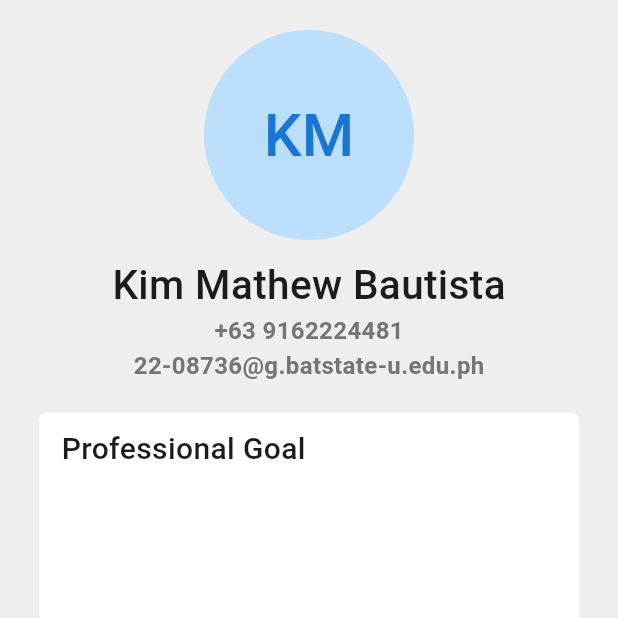
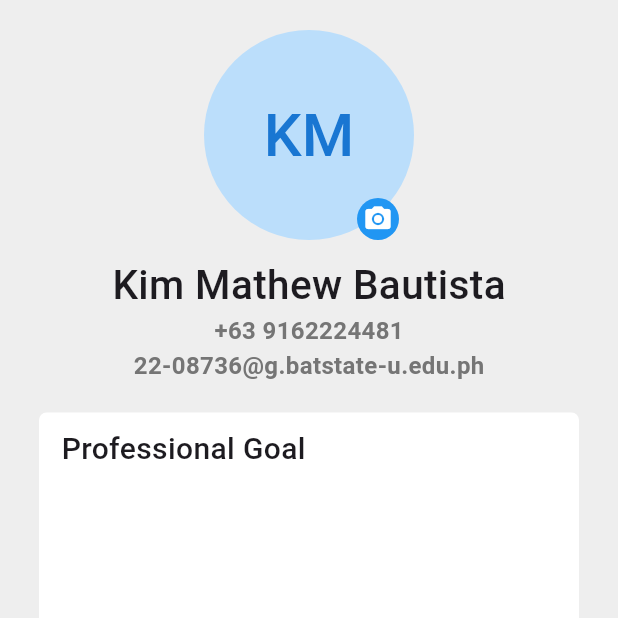
Before and after one commit to KimMathew/flutter_activity2, a Flutter app: the ImmutableWidget screen opened directly, on a phone screen of 412 x 824 dp, the top half of it. Run offline on Flutter 3.47's test engine with Material 3 defaults, Android fonts, the phone set to English and light mode, and no system bars; our stand-ins replace image_picker.

Commit message:
Fixed running issues and added camera icon in Circle Avatar

```diff
--- a/lib/immutable_widget.dart
+++ b/lib/immutable_widget.dart
@@ -36,7 +36,9 @@
               SizedBox(height: 20),
               GestureDetector(
                 onTap: _pickImage,
-                child: CircleAvatar(
+                child: Stack(
+                  children: [
+                    CircleAvatar(
                       radius: 70,
                       backgroundColor: Colors.blue.shade100,
                       backgroundImage: _image != null ? FileImage(_image!) : null,
@@ -47,28 +49,43 @@
                         )
                         : null,
                     ),
-              ), //Create vertical space between two widgets
+                    Positioned(
+                      bottom: 0,
+                      right: 10,
+                      child: Container(
+                        padding: EdgeInsets.all(4),
+                        decoration: BoxDecoration(
+                          color: Colors.blue,
+                          shape: BoxShape.circle,
+                        ),
+                        child: Icon(
+                          Icons.camera_alt,
+                          color: Colors.white,
+                          size: 20,
+                        ),
+                      ),
+                    ),
+                  ],
+                ),
+              ),
               SizedBox(height: 10),
 
-              // name
+              // Rest of your code remains the same...
               Text(
                 'Kim Mathew Bautista',
                 style: TextStyle(fontSize: 27, fontWeight: FontWeight.w500),
               ),
 
-              // contact number
               Text(
                 '+63 9162224481',
                 style: TextStyle(fontSize: 16, fontWeight: FontWeight.w600, color: Colors.grey.shade600),
               ),
 
-              // email
               Text(
                 '22-08736@g.batstate-u.edu.ph',
                 style: TextStyle(fontSize: 16, fontWeight: FontWeight.w600, color: Colors.grey.shade600),
               ),
 
-              // container for professional goal
               Container(
                 margin: EdgeInsets.all(20),
                 padding: EdgeInsets.symmetric(horizontal: 15, vertical: 10),
@@ -84,7 +101,6 @@
                 ),
               ),
 
-              // log out button
               ElevatedButton(
                 style: ElevatedButton.styleFrom(
                   backgroundColor: Colors.blue,
```
Also changed, not shown: 3 other files. Lines whose indentation alone changed are shown as unchanged.
